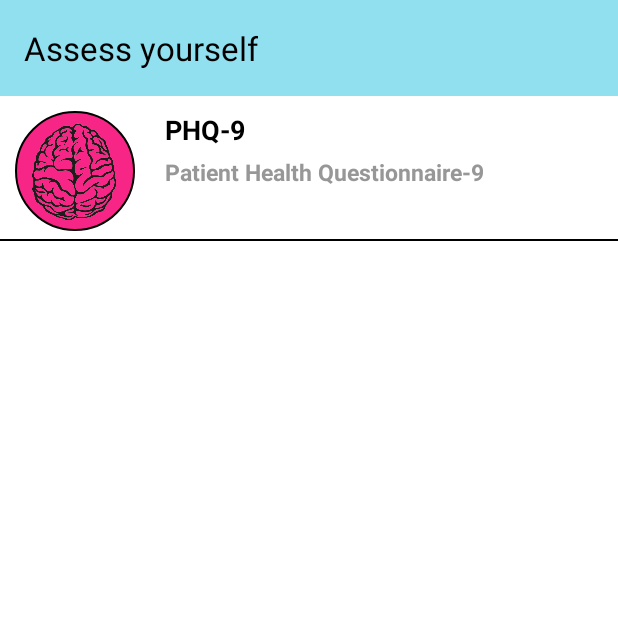
After one commit to mayankr1307/SIH2023_binary_lifters_serenity_sync, an Android app: the TestingActivity screen opened directly, with no data from a screen before it, on a phone screen of 412 x 824 dp, the top half of it. The commit adds this screen. Run offline under Robolectric (Android 15) with nearby library versions, the phone set to English and light mode, and no system bars.

Commit message:
Commit 4, Implemented TestingActivity

```diff
--- /dev/null
+++ b/app/src/main/java/sih/binarylifters/serenitysync/activities/TestingActivity.kt
@@ -0,0 +1,45 @@
+package sih.binarylifters.serenitysync.activities
+
+import androidx.appcompat.app.AppCompatActivity
+import android.os.Bundle
+import androidx.recyclerview.widget.LinearLayoutManager
+import sih.binarylifters.serenitysync.R
+import sih.binarylifters.serenitysync.adapters.TestsAdapter
+import sih.binarylifters.serenitysync.constants.Constants
+import sih.binarylifters.serenitysync.databinding.ActivityTestingBinding
+
+class TestingActivity : AppCompatActivity() {
+
+    private var binding: ActivityTestingBinding? = null
+    override fun onCreate(savedInstanceState: Bundle?) {
+        super.onCreate(savedInstanceState)
+        binding = ActivityTestingBinding.inflate(layoutInflater)
+        setContentView(binding?.root)
+
+        setupToolbar()
+
+        setupRecyclerView()
+    }
+
+    private fun setupRecyclerView() {
+        val recyclerView = binding?.rvTests // Reference to your RecyclerView in the layout
+        val adapter = TestsAdapter(
+            this,
+            Constants.testNames
+        ) // Replace 'yourTestDataList' with your actual data
+
+        recyclerView?.adapter = adapter
+        recyclerView?.layoutManager = LinearLayoutManager(this)
+    }
+
+    private fun setupToolbar() {
+        setSupportActionBar(binding?.tbTest)
+        supportActionBar?.title = "Assess yourself"
+        binding?.tbTest?.setTitleTextColor(resources.getColor(android.R.color.black, theme))
+    }
+
+    override fun onDestroy() {
+        binding = null
+        super.onDestroy()
+    }
+}
--- /dev/null
+++ b/app/src/main/java/sih/binarylifters/serenitysync/adapters/TestsAdapter.kt
@@ -0,0 +1,48 @@
+package sih.binarylifters.serenitysync.adapters
+
+import android.content.Context
+import android.graphics.Color
+import android.graphics.drawable.GradientDrawable
+import android.view.LayoutInflater
+import android.view.View
+import android.view.ViewGroup
+import android.widget.ImageView
+import android.widget.TextView
+import androidx.constraintlayout.widget.ConstraintLayout
+import androidx.core.content.ContextCompat
+import androidx.recyclerview.widget.RecyclerView
+import sih.binarylifters.serenitysync.R
+import sih.binarylifters.serenitysync.classes.TestNames
+
+class TestsAdapter(private val context: Context, private val testList: ArrayList<TestNames>) :
+    RecyclerView.Adapter<TestsAdapter.TestViewHolder>() {
+
+    class TestViewHolder(itemView: View) : RecyclerView.ViewHolder(itemView) {
+        val testIcon = itemView.findViewById<ImageView>(R.id.iv_test_icon)
+        val shortName = itemView.findViewById<TextView>(R.id.tv_short_name)
+        val fullName = itemView.findViewById<TextView>(R.id.tv_full_name)
+        val clMain = itemView.findViewById<ConstraintLayout>(R.id.cl_main)
+    }
+
+    override fun onCreateViewHolder(parent: ViewGroup, viewType: Int): TestViewHolder {
+        val view = LayoutInflater.from(parent.context).inflate(R.layout.item_test, parent, false)
+        return TestViewHolder(view)
+    }
+
+    override fun onBindViewHolder(holder: TestViewHolder, position: Int) {
+        val data = testList[position]
+
+        holder.shortName.text = data.shortForm
+        holder.fullName.text = data.fullName
+        val ovalDrawable = holder.testIcon.background as GradientDrawable
+        ovalDrawable.setColor(Color.parseColor(data.color))
+
+        holder.clMain.setOnClickListener {
+
+        }
+    }
+
+    override fun getItemCount(): Int {
+        return testList.size
+    }
+}
--- /dev/null
+++ b/app/src/main/java/sih/binarylifters/serenitysync/classes/TestNames.kt
@@ -0,0 +1,7 @@
+package sih.binarylifters.serenitysync.classes
+
+data class TestNames(
+    val shortForm: String,
+    val fullName: String,
+    val color: String
+)
--- a/app/src/main/java/sih/binarylifters/serenitysync/constants/Constants.kt
+++ b/app/src/main/java/sih/binarylifters/serenitysync/constants/Constants.kt
@@ -1,7 +1,13 @@
 package sih.binarylifters.serenitysync.constants
+
+import sih.binarylifters.serenitysync.classes.TestNames
 
 object Constants {
     var EMAIL_ID = ""
     var DISPLAY_NAME = ""
     var IS_GUEST = true
+
+    val testNames = arrayListOf<TestNames>(
+        TestNames("PHQ-9", "Patient Health Questionnaire-9", "#F72585")
+    )
 }
--- /dev/null
+++ b/app/src/main/res/drawable/circular_background.xml
@@ -0,0 +1,5 @@
+<?xml version="1.0" encoding="utf-8"?>
+<shape android:shape="oval" xmlns:android="http://schemas.android.com/apk/res/android">
+    <solid android:color="@color/variant1" />
+    <stroke android:color="@color/black" android:width="1dp" />
+</shape>
--- /dev/null
+++ b/app/src/main/res/drawable/ripple_item_test.xml
@@ -0,0 +1,9 @@
+<?xml version="1.0" encoding="utf-8"?>
+<ripple xmlns:android="http://schemas.android.com/apk/res/android"
+    android:color="#c4c4c4">
+    <item android:id="@android:id/mask">
+        <shape android:shape="rectangle">
+            <solid android:color="#c4c4c4" />
+        </shape>
+    </item>
+</ripple>
--- a/app/src/main/res/layout/activity_home.xml
+++ b/app/src/main/res/layout/activity_home.xml
@@ -30,6 +30,7 @@
             android:id="@+id/cv_test_yourself"
             android:layout_width="0dp"
             android:layout_height="0dp"
+            android:foreground="@drawable/ripple_home_screen"
             android:backgroundTint="@color/variant4"
             app:cardCornerRadius="20dp"
             android:layout_margin="10dp"
@@ -69,6 +70,7 @@
             android:id="@+id/cv_ai"
             android:layout_width="0dp"
             android:layout_height="0dp"
+            android:foreground="@drawable/ripple_home_screen"
             android:backgroundTint="@color/variant5"
             app:cardCornerRadius="20dp"
             android:layout_margin="10dp"
@@ -108,6 +110,7 @@
             android:id="@+id/cv_mood"
             android:layout_width="0dp"
             android:layout_height="0dp"
+            android:foreground="@drawable/ripple_home_screen"
             android:backgroundTint="@color/variant6"
             app:cardCornerRadius="20dp"
             android:layout_margin="10dp"
@@ -147,6 +150,7 @@
             android:id="@+id/cv_records"
             android:layout_width="0dp"
             android:layout_height="0dp"
+            android:foreground="@drawable/ripple_home_screen"
             android:backgroundTint="@color/variant7"
             app:cardCornerRadius="20dp"
             android:layout_margin="10dp"
--- /dev/null
+++ b/app/src/main/res/layout/activity_testing.xml
@@ -0,0 +1,34 @@
+<?xml version="1.0" encoding="utf-8"?>
+<androidx.constraintlayout.widget.ConstraintLayout xmlns:android="http://schemas.android.com/apk/res/android"
+    xmlns:app="http://schemas.android.com/apk/res-auto"
+    xmlns:tools="http://schemas.android.com/tools"
+    android:layout_width="match_parent"
+    android:layout_height="match_parent"
+    tools:context=".activities.TestingActivity"
+    android:background="@color/white">
+
+    <androidx.appcompat.widget.Toolbar
+        android:id="@+id/tb_test"
+        android:layout_width="match_parent"
+        android:layout_height="wrap_content"
+        android:titleTextColor="@color/black"
+        android:background="@color/variant3"
+        app:layout_constraintTop_toTopOf="parent"
+        tools:ignore="HardcodedText" />
+
+    <ScrollView
+        android:id="@+id/sv_rv_tests_container"
+        android:layout_width="match_parent"
+        android:layout_height="0dp"
+        app:layout_constraintTop_toBottomOf="@+id/tb_test"
+        app:layout_constraintBottom_toBottomOf="parent">
+
+        <androidx.recyclerview.widget.RecyclerView
+            android:id="@+id/rv_tests"
+            android:layout_width="match_parent"
+            android:layout_height="wrap_content"
+            />
+
+    </ScrollView>
+
+</androidx.constraintlayout.widget.ConstraintLayout>
--- /dev/null
+++ b/app/src/main/res/layout/item_test.xml
@@ -0,0 +1,55 @@
+<?xml version="1.0" encoding="utf-8"?>
+<androidx.constraintlayout.widget.ConstraintLayout xmlns:android="http://schemas.android.com/apk/res/android"
+    xmlns:tools="http://schemas.android.com/tools"
+    android:id="@+id/cl_main"
+    android:layout_width="match_parent"
+    android:layout_height="wrap_content"
+    android:foreground="@drawable/ripple_item_test"
+    xmlns:app="http://schemas.android.com/apk/res-auto">
+
+    <ImageView
+        android:id="@+id/iv_test_icon"
+        android:layout_width="80dp"
+        android:layout_height="80dp"
+        android:src="@drawable/ic_brain"
+        android:layout_margin="10dp"
+        android:padding="5dp"
+        android:background="@drawable/circular_background"
+        app:layout_constraintTop_toTopOf="parent"
+        app:layout_constraintStart_toStartOf="parent"
+        tools:ignore="ContentDescription" />
+
+    <TextView
+        android:id="@+id/tv_short_name"
+        android:layout_width="wrap_content"
+        android:layout_height="wrap_content"
+        android:text="PHQ-9"
+        android:textColor="@color/black"
+        android:textStyle="bold"
+        android:textSize="18sp"
+        android:layout_marginHorizontal="20dp"
+        app:layout_constraintStart_toEndOf="@id/iv_test_icon"
+        app:layout_constraintTop_toTopOf="@id/iv_test_icon"
+        tools:ignore="HardcodedText" />
+    <TextView
+        android:id="@+id/tv_full_name"
+        android:layout_width="wrap_content"
+        android:layout_height="wrap_content"
+        android:text="Patient Health Questionnaire-9"
+        android:textColor="#979797"
+        android:textStyle="bold"
+        android:textSize="15sp"
+        android:layout_marginVertical="5dp"
+        app:layout_constraintStart_toStartOf="@id/tv_short_name"
+        app:layout_constraintTop_toBottomOf="@id/tv_short_name"
+        tools:ignore="HardcodedText" />
+
+    <ImageView
+        android:layout_width="match_parent"
+        android:layout_height="1dp"
+        android:src="@color/black"
+        android:layout_marginVertical="5dp"
+        app:layout_constraintTop_toBottomOf="@id/iv_test_icon"/>
+
+
+</androidx.constraintlayout.widget.ConstraintLayout>
```
Also changed, not shown: app/src/main/AndroidManifest.xml (+7 -1 lines), app/src/main/java/sih/binarylifters/serenitysync/activities/AboutUsActivity.kt (added, +30 -0 lines), app/src/main/java/sih/binarylifters/serenitysync/activities/HomeActivity.kt (+20 -2 lines), app/src/main/res/drawable/ripple_home_screen.xml (added, +10 -0 lines), app/src/main/res/layout/activity_about_us.xml (added, +19 -0 lines).
